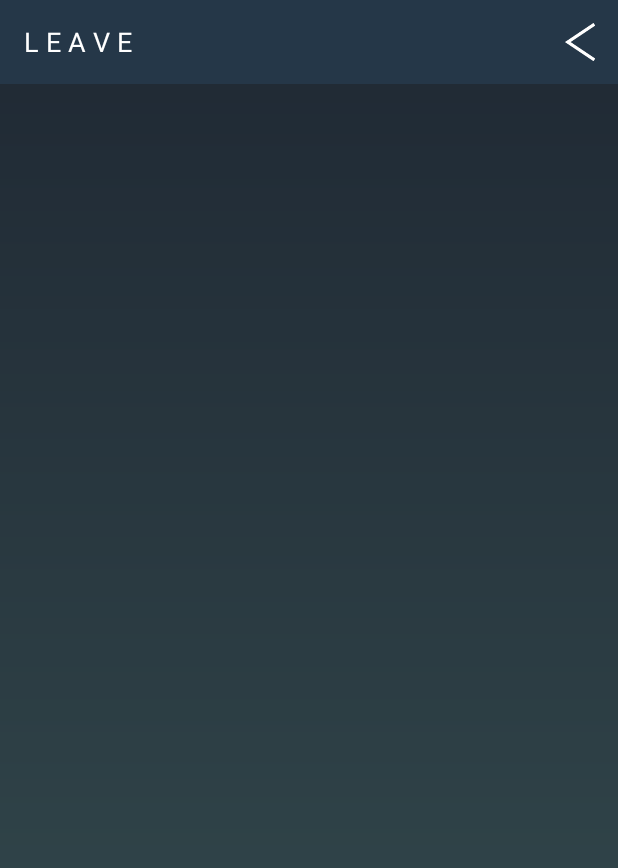
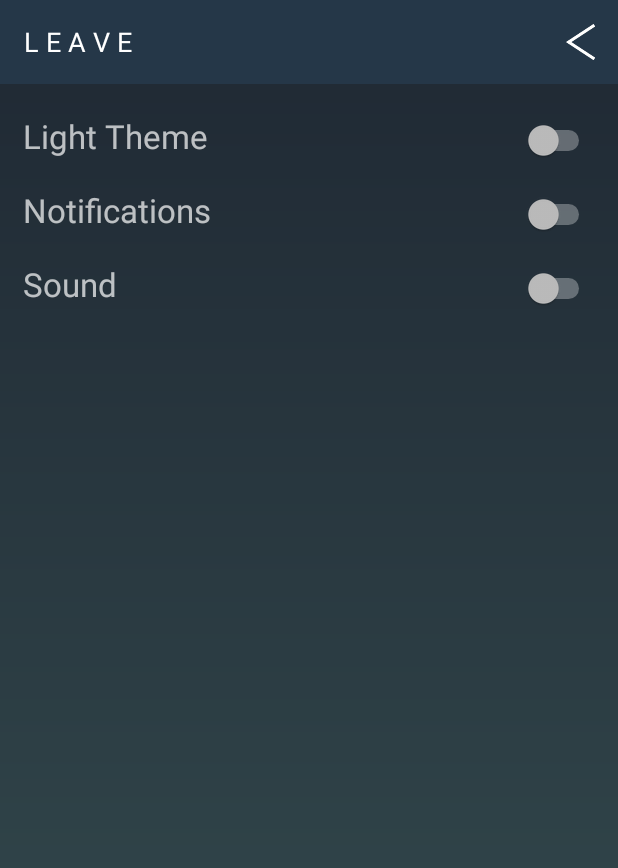
Before and after one commit to ThomasMChen/leave, an Android app: the SettingsActivity screen opened directly, with no data from a screen before it, on a phone screen of 412 x 824 dp. Shown: the top 868 px of the screen. Run offline under Robolectric (Android 15) with nearby library versions, the phone set to English and light mode, and no system bars.

Commit message:
Fix Naming Conventions
Fixed naming conventions to be autofill friendly.

```diff
--- a/app/src/main/java/org/thomaschen/leave/MainActivity.java
+++ b/app/src/main/java/org/thomaschen/leave/MainActivity.java
@@ -21,10 +21,10 @@ public class MainActivity extends AppCompatActivity {
         super.onCreate(savedInstanceState);
         setContentView(R.layout.activity_main);
 
-        Button settingsBtn = (Button) findViewById(R.id.settingBtn);
-        ImageButton addBtn = (ImageButton) findViewById(R.id.addBtn);
+        Button settingsBtn = (Button) findViewById(R.id.btnSetting);
+        ImageButton addBtn = (ImageButton) findViewById(R.id.btnAdd);
 
-        final Switch switchBtn = (Switch) findViewById(R.id.switch1);
+        Switch switchBtn = (Switch) findViewById(R.id.switch1);
 
         settingsBtn.setOnClickListener(new View.OnClickListener() {
             @Override
@@ -44,7 +44,7 @@ public class MainActivity extends AppCompatActivity {
         switchBtn.setOnCheckedChangeListener(new CompoundButton.OnCheckedChangeListener() {
             public void onCheckedChanged(CompoundButton buttonView, boolean isChecked) {
 
-                ConstraintLayout alarm = (ConstraintLayout) switchBtn.getParent();
+                ConstraintLayout alarm = (ConstraintLayout) buttonView.getParent();
 
                 if (!isChecked) {
                     for (int i = 0; i < alarm.getChildCount(); i++) {
--- a/app/src/main/java/org/thomaschen/leave/SettingsActivity.java
+++ b/app/src/main/java/org/thomaschen/leave/SettingsActivity.java
@@ -1,9 +1,13 @@
 package org.thomaschen.leave;
 
+import android.support.constraint.ConstraintLayout;
 import android.support.v7.app.AppCompatActivity;
 import android.os.Bundle;
 import android.view.View;
+import android.widget.CompoundButton;
 import android.widget.ImageButton;
+import android.widget.Switch;
+import android.widget.TextView;
 
 public class SettingsActivity extends AppCompatActivity {
 
@@ -12,7 +16,7 @@ public class SettingsActivity extends AppCompatActivity {
         super.onCreate(savedInstanceState);
         setContentView(R.layout.activity_settings);
 
-        ImageButton backBtn = (ImageButton) findViewById(R.id.backBtn);
+        ImageButton backBtn = (ImageButton) findViewById(R.id.btnBack);
 
         backBtn.setOnClickListener(new View.OnClickListener() {
             @Override
@@ -20,5 +24,21 @@ public class SettingsActivity extends AppCompatActivity {
                 onBackPressed();
             }
         });
+
+        Switch lightSwitch = (Switch) findViewById(R.id.switchLight);
+        Switch notifSwitch = (Switch) findViewById(R.id.switchNotif);
+        Switch soundSwitch = (Switch) findViewById(R.id.switchSound);
+
+        lightSwitch.setOnCheckedChangeListener(new CompoundButton.OnCheckedChangeListener() {
+            public void onCheckedChanged(CompoundButton buttonView, boolean isChecked) {
+                if (!isChecked) {
+
+                } else {
+
+                }
+            }
+
+        });
+
     }
 }
--- a/app/src/main/res/layout/activity_main.xml
+++ b/app/src/main/res/layout/activity_main.xml
@@ -26,19 +26,18 @@
             android:layout_height="wrap_content"
             android:text="L e a v e"
             android:textSize="18sp"
-            android:id="@+id/logoTxt"
+            android:id="@+id/txtLogo"
             android:textAllCaps="true"
             android:textColor="?android:attr/textColorPrimary" />
-
 
         <Button
             android:layout_gravity="right"
             android:background="@drawable/settings"
             android:layout_width="5dp"
             android:layout_height="19dp"
-            android:layout_marginRight="15dp"
-            android:id="@+id/settingBtn"
-            android:paddingRight="40dp" />
+            android:layout_marginRight="20dp"
+            android:id="@+id/btnSetting"
+            android:padding="40dp" />
 
     </android.support.v7.widget.Toolbar>
 
@@ -63,7 +62,7 @@
 
             <ImageView
                 app:srcCompat="@drawable/alarmicon"
-                android:id="@+id/alarmImg"
+                android:id="@+id/imgAlarm"
                 app:layout_constraintBottom_toBottomOf="parent"
                 app:layout_constraintTop_toTopOf="parent"
                 android:layout_marginStart="16dp"
@@ -80,7 +79,7 @@
                 android:textColor="@color/subduedTextColor"
                 android:textSize="30sp"
                 android:layout_marginStart="16dp"
-                app:layout_constraintLeft_toRightOf="@+id/alarmImg"
+                app:layout_constraintLeft_toRightOf="@+id/imgAlarm"
                 android:layout_marginLeft="16dp"
                 android:layout_marginTop="10dp"
                 app:layout_constraintTop_toTopOf="parent" />
@@ -133,7 +132,7 @@
         android:layout_width="wrap_content"
         android:layout_height="32dp"
         app:srcCompat="@android:drawable/ic_menu_add"
-        android:id="@+id/addBtn"
+        android:id="@+id/btnAdd"
         android:background="@color/transparent"
         tools:layout_editor_absoluteY="-29dp"
         tools:layout_editor_absoluteX="8dp"
--- a/app/src/main/res/layout/activity_settings.xml
+++ b/app/src/main/res/layout/activity_settings.xml
@@ -13,27 +13,108 @@
         android:background="#253748"
         android:layout_width="match_parent"
         android:layout_height="wrap_content"
-        android:layout_marginBottom="15dp">
+        android:layout_marginBottom="20dp">
 
         <TextView
             android:layout_width="wrap_content"
             android:layout_height="wrap_content"
             android:text="L e a v e"
             android:textSize="18sp"
-            android:id="@+id/logoTxt"
+            android:id="@+id/txtLogo"
             android:textAllCaps="true"
             android:textColor="?android:attr/textColorPrimary" />
 
 
         <ImageButton
             android:layout_gravity="right"
-            android:id="@+id/backBtn"
+            android:id="@+id/btnBack"
             android:background="@drawable/back"
             android:textSize="20sp"
             android:layout_marginRight="15dp"
-            android:layout_width="20dp"
-            android:layout_height="25dp" />
+            android:layout_width="19dp"
+            android:layout_height="24dp" />
 
     </android.support.v7.widget.Toolbar>
 
+    <TableLayout
+        android:layout_width="match_parent"
+        android:layout_height="match_parent"
+        android:layout_centerHorizontal="true"
+        android:layout_below="@+id/toolbar">
+
+        <TableRow
+            android:layout_width="match_parent"
+            android:layout_height="match_parent"
+            android:paddingBottom="20dp"
+            android:paddingLeft="15dp"
+            android:paddingRight="15dp"
+            android:weightSum="2">
+
+            <TextView
+                android:text="Light Theme"
+                android:layout_width="match_parent"
+                android:layout_height="wrap_content"
+                android:id="@+id/lightThemeText"
+                android:textSize="22sp"
+                android:elevation="0dp"
+                android:layout_weight="1" />
+
+            <Switch
+                android:layout_width="match_parent"
+                android:layout_height="wrap_content"
+                android:id="@+id/switchLight"
+                android:layout_weight="1" />
+
+        </TableRow>
+
+        <TableRow
+            android:layout_width="match_parent"
+            android:layout_height="match_parent"
+            android:paddingBottom="20dp"
+            android:paddingLeft="15dp"
+            android:paddingRight="15dp">
+
+            <TextView
+                android:text="Notifications"
+                android:layout_width="match_parent"
+                android:layout_height="wrap_content"
+                android:id="@+id/notifText"
+                android:textSize="22sp"
+                android:elevation="0dp"
+                android:layout_weight="1" />
+
+            <Switch
+                android:layout_width="match_parent"
+                android:layout_height="wrap_content"
+                android:id="@+id/switchNotif"
+                android:layout_weight="1" />
+
+        </TableRow>
+
+        <TableRow
+            android:layout_width="match_parent"
+            android:layout_height="match_parent"
+            android:paddingBottom="20dp"
+            android:paddingLeft="15dp"
+            android:paddingRight="15dp">
+
+            <TextView
+                android:text="Sound"
+                android:layout_width="match_parent"
+                android:layout_height="wrap_content"
+                android:id="@+id/soundText"
+                android:textSize="22sp"
+                android:elevation="0dp"
+                android:layout_weight="1" />
+
+            <Switch
+                android:layout_width="match_parent"
+                android:layout_height="wrap_content"
+                android:id="@+id/switchSound"
+                android:layout_weight="1" />
+
+        </TableRow>
+
+    </TableLayout>
+
 </RelativeLayout>
```
Also changed, not shown: app/src/main/res/drawable/settings.png.
